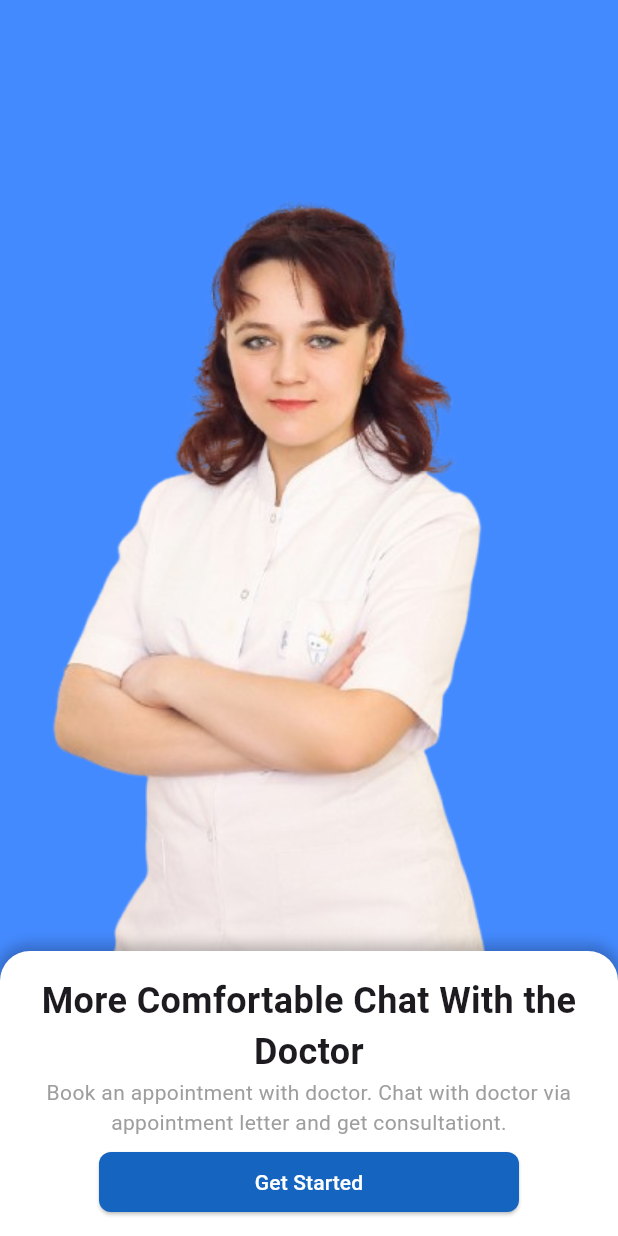
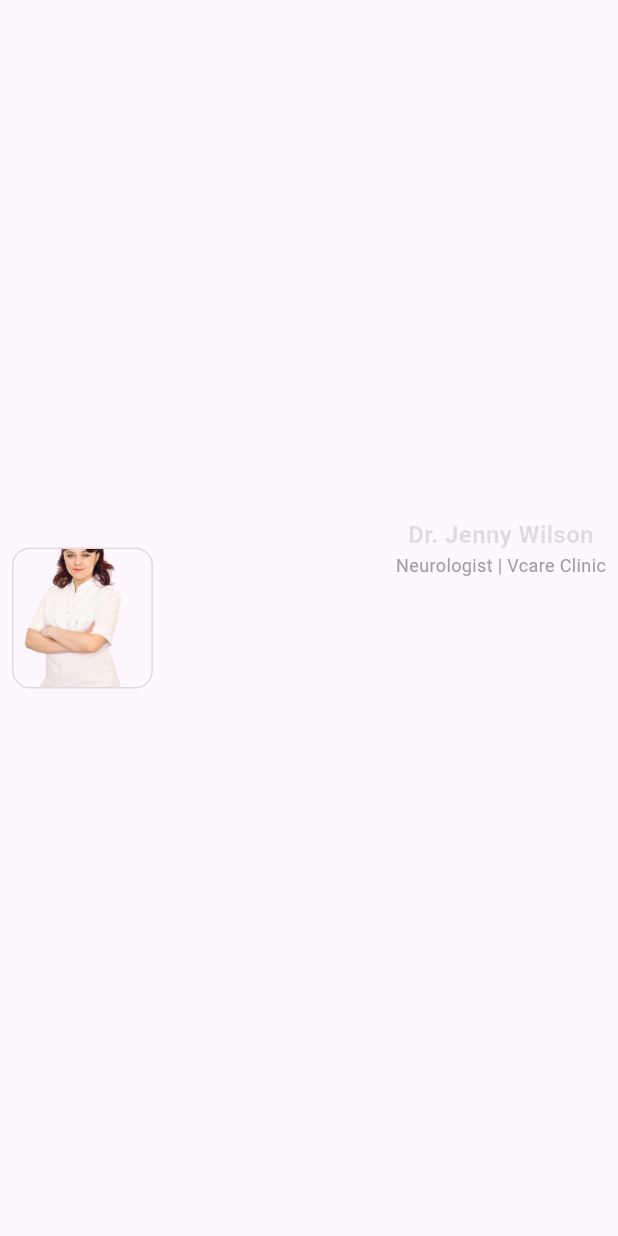
Before and after one commit to honeyman22/StartApp, a Flutter app: the screen it shows after launch, after a tap on "Get Started", on a phone screen of 412 x 824 dp. Run offline on Flutter 3.47's test engine with Material 3 defaults, Android fonts, the phone set to English and light mode, and no system bars.

Commit message:
feat: home card designed

```diff
--- a/lib/features/home/home.dart
+++ b/lib/features/home/home.dart
@@ -1,5 +1,5 @@
 import 'package:flutter/material.dart';
-import 'package:tutatrials/features/login/presentation/widgets/custom_button.dart';
+import 'package:tutatrials/features/home/presentation/widgets/topdoctor.dart';
 
 class HomePage extends StatelessWidget {
   const HomePage({super.key});
@@ -7,62 +7,8 @@ class HomePage extends StatelessWidget {
   @override
   Widget build(BuildContext context) {
     return Scaffold(
-      backgroundColor: Colors.blueAccent,
-      body: Stack(
-        children: [
-          // Background Image
-          Center(
-            child: Image.asset(
-              "assets/images/dentist.png",
-            ),
-          ),
-
-          // Overlay Component at the Bottom
-          Align(
-            alignment: Alignment.bottomCenter,
-            child: Container(
-              width: double.infinity,
-              padding: EdgeInsets.all(16),
-              decoration: BoxDecoration(
-                color: Colors.white,
-                borderRadius: BorderRadius.vertical(top: Radius.circular(20)),
-                boxShadow: [
-                  BoxShadow(
-                    color: Colors.black26,
-                    blurRadius: 8,
-                    spreadRadius: 2,
-                    offset: Offset(0, -2),
-                  ),
-                ],
-              ),
-              child: Column(
-                mainAxisSize: MainAxisSize.min,
-                children: [
-                  Text(
-                    "More Comfortable Chat With the Doctor",
-                    style: TextStyle(fontSize: 24, fontWeight: FontWeight.w600),
-                    textAlign: TextAlign.center,
-                  ),
-                  Text(
-                    "Book an appointment with doctor. Chat with doctor via appointment letter and get consultationt.",
-                    style: TextStyle(fontSize: 14, color: Colors.grey),
-                    textAlign: TextAlign.center,
-                  ),
-                  SizedBox(height: 10),
-                  CustomButton(
-                      text: "Get Started",
-                      onPressed: () => print("Get Started"),
-                      backgroundColor: Color(0xFF1565C0),
-                      textColor: Colors.white,
-                      width: 280,
-                      height: 40,
-                      borderRadius: 8)
-                ],
-              ),
-            ),
-          ),
-        ],
-      ),
-    );
+        body: Center(
+      child: TopdoctorCard(),
+    ));
   }
 }
--- /dev/null
+++ b/lib/features/home/presentation/getstarted.dart
@@ -0,0 +1,68 @@
+import 'package:flutter/material.dart';
+import 'package:tutatrials/features/login/presentation/widgets/custom_button.dart';
+
+class GetStartedPage extends StatelessWidget {
+  const GetStartedPage({super.key});
+
+  @override
+  Widget build(BuildContext context) {
+    return Scaffold(
+      backgroundColor: Colors.blueAccent,
+      body: Stack(
+        children: [
+          // Background Image
+          Center(
+            child: Image.asset(
+              "assets/images/dentist.png",
+            ),
+          ),
+
+          // Overlay Component at the Bottom
+          Align(
+            alignment: Alignment.bottomCenter,
+            child: Container(
+              width: double.infinity,
+              padding: EdgeInsets.all(16),
+              decoration: BoxDecoration(
+                color: Colors.white,
+                borderRadius: BorderRadius.vertical(top: Radius.circular(20)),
+                boxShadow: [
+                  BoxShadow(
+                    color: Colors.black26,
+                    blurRadius: 8,
+                    spreadRadius: 2,
+                    offset: Offset(0, -2),
+                  ),
+                ],
+              ),
+              child: Column(
+                mainAxisSize: MainAxisSize.min,
+                children: [
+                  Text(
+                    "More Comfortable Chat With the Doctor",
+                    style: TextStyle(fontSize: 24, fontWeight: FontWeight.w600),
+                    textAlign: TextAlign.center,
+                  ),
+                  Text(
+                    "Book an appointment with doctor. Chat with doctor via appointment letter and get consultationt.",
+                    style: TextStyle(fontSize: 14, color: Colors.grey),
+                    textAlign: TextAlign.center,
+                  ),
+                  SizedBox(height: 10),
+                  CustomButton(
+                      text: "Get Started",
+                      onPressed: () => Navigator.pushNamed(context, '/home'),
+                      backgroundColor: Color(0xFF1565C0),
+                      textColor: Colors.white,
+                      width: 280,
+                      height: 40,
+                      borderRadius: 8)
+                ],
+              ),
+            ),
+          ),
+        ],
+      ),
+    );
+  }
+}
--- /dev/null
+++ b/lib/features/home/presentation/widgets/topdoctor.dart
@@ -0,0 +1,47 @@
+import 'package:flutter/material.dart';
+
+class TopdoctorCard extends StatelessWidget {
+  const TopdoctorCard({super.key});
+
+  @override
+  Widget build(BuildContext context) {
+    return SizedBox(
+      height: 150,
+      child: Padding(
+        padding: EdgeInsets.all(8),
+        child: Row(
+          mainAxisAlignment: MainAxisAlignment.spaceBetween,
+          children: [
+            Container(
+              decoration: BoxDecoration(
+                  borderRadius: BorderRadius.circular(12),
+                  border: Border.all(color: Colors.black12)),
+              clipBehavior: Clip.hardEdge,
+              child: Image.asset(
+                'assets/images/dentist.png',
+                height: 92,
+                width: 92,
+                fit: BoxFit.cover,
+              ),
+            ),
+            Column(
+              children: [
+                Text(
+                  "Dr. Jenny Wilson",
+                  style: TextStyle(
+                      color: Colors.black12,
+                      fontWeight: FontWeight.w600,
+                      fontSize: 16),
+                ),
+                Text(
+                  'Neurologist | Vcare Clinic',
+                  style: TextStyle(color: Colors.grey, fontSize: 12),
+                )
+              ],
+            )
+          ],
+        ),
+      ),
+    );
+  }
+}
--- a/lib/main.dart
+++ b/lib/main.dart
@@ -1,6 +1,6 @@
 import 'package:flutter/material.dart';
+import 'package:tutatrials/features/home/presentation/getstarted.dart';
 import 'package:tutatrials/features/home/home.dart';
-import 'package:tutatrials/features/login/presentation/widgets/customCard.dart';
 
 void main() {
   runApp(const MyApp());
@@ -13,7 +13,10 @@ class MyApp extends StatelessWidget {
   @override
   Widget build(BuildContext context) {
     return MaterialApp(
-      routes: {'/': (context) => HomePage()},
+      routes: {
+        '/': (context) => GetStartedPage(),
+        '/home': (context) => HomePage()
+      },
     );
   }
 }
```
